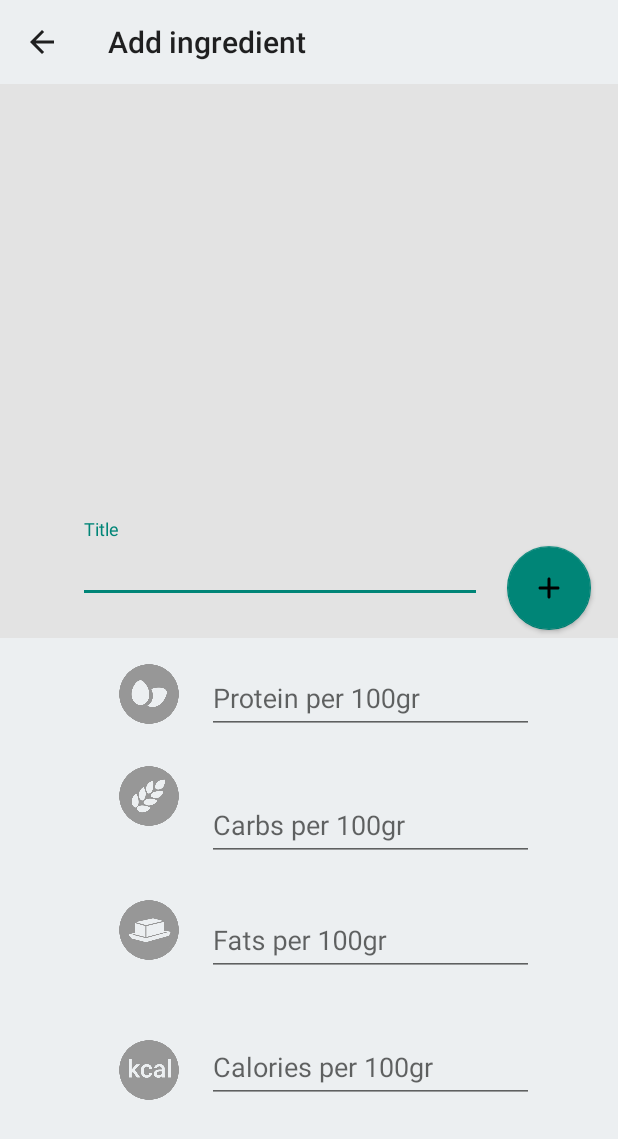
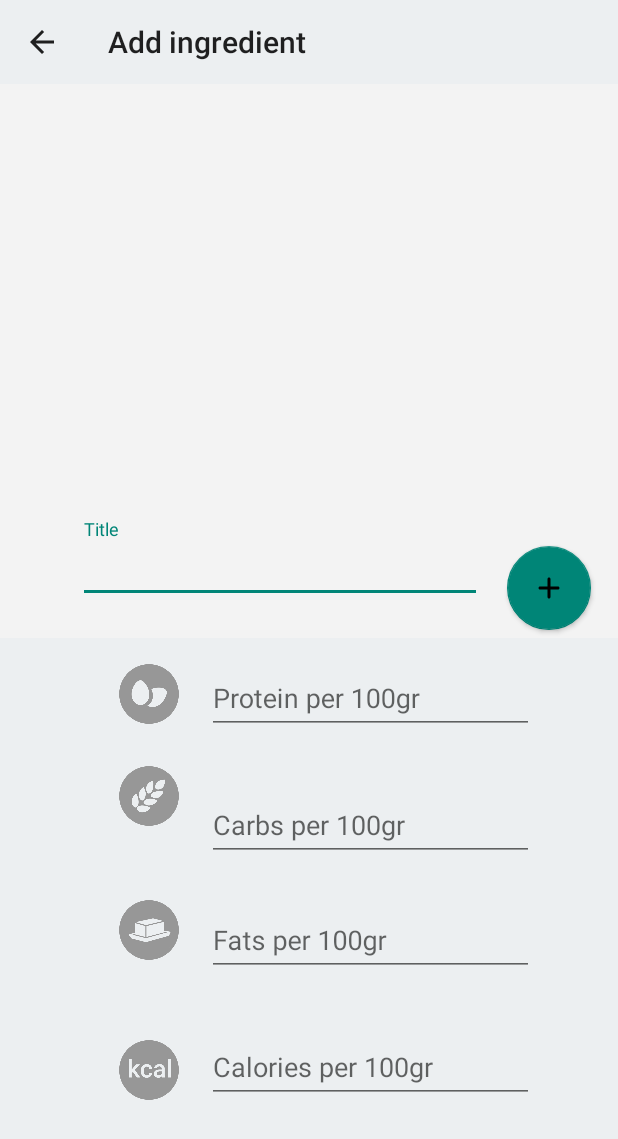
Before and after one commit to dmitry-malinovsky/SlothCooker, an Android app: the CreateIngredientActivity screen opened directly, with no data from a screen before it, on a phone screen of 412 x 824 dp. Shown: the top 1139 px of the screen. Run offline under Robolectric (Android 15) with nearby library versions, the phone set to English and light mode, and no system bars; our stand-ins replace Room's generated code; Roboto replaces fonts that are not available here; 1 statement that could not run was skipped.

Commit message:
Design adjustments

```diff
--- a/app/src/main/res/drawable/ripple.xml
+++ b/app/src/main/res/drawable/ripple.xml
@@ -7,7 +7,7 @@
     <item>
         <shape android:shape="rectangle">
             <corners android:radius="1dp" />
-            <solid android:color="@color/colorPrimary"/>
+            <solid android:color="@color/white"/>
         </shape>
     </item>
 
--- a/app/src/main/res/layout/activity_main.xml
+++ b/app/src/main/res/layout/activity_main.xml
@@ -20,16 +20,14 @@
             android:layout_height="?attr/actionBarSize"
             app:titleTextColor="@color/white"
             android:background="@color/colorPrimaryDark"
-            android:titleTextColor="@color/white"
             android:theme="@style/ThemeOverlay.AppCompat.ActionBar" />
 
         <android.support.v7.widget.RecyclerView
             android:id="@+id/recyclerView_main"
             android:layout_width="match_parent"
             android:layout_height="match_parent"
-            android:layout_marginBottom="8dp"
             android:layout_marginTop="50dp"
-            android:background="@color/white"
+            android:background="@color/colorPrimary"
             android:paddingTop="4dp" />
 
 
--- a/app/src/main/res/layout/ingredients_activity.xml
+++ b/app/src/main/res/layout/ingredients_activity.xml
@@ -21,16 +21,14 @@
             android:layout_height="?attr/actionBarSize"
             app:titleTextColor="@color/white"
             android:background="@color/colorPrimaryDark"
-            android:titleTextColor="@color/white"
             android:theme="@style/ThemeOverlay.AppCompat.ActionBar" />
 
         <android.support.v7.widget.RecyclerView
             android:id="@+id/ingredients_recycle_view"
             android:layout_width="match_parent"
             android:layout_height="match_parent"
-            android:layout_marginBottom="8dp"
             android:layout_marginTop="50dp"
-            android:background="@color/white"
+            android:background="@color/colorPrimary"
             android:paddingTop="4dp" />
 
         <android.support.design.widget.FloatingActionButton
--- a/app/src/main/res/values/colors.xml
+++ b/app/src/main/res/values/colors.xml
@@ -1,6 +1,6 @@
 <?xml version="1.0" encoding="utf-8"?>
 <resources>
-    <color name="colorPrimary">#E3E3E3</color>
+    <color name="colorPrimary">#F3F3F3</color>
     <color name="colorPrimaryDark">#757779</color>
     <color name="colorPrimaryText">#000000</color>
     <color name="colorLightText">#515151</color>
```
